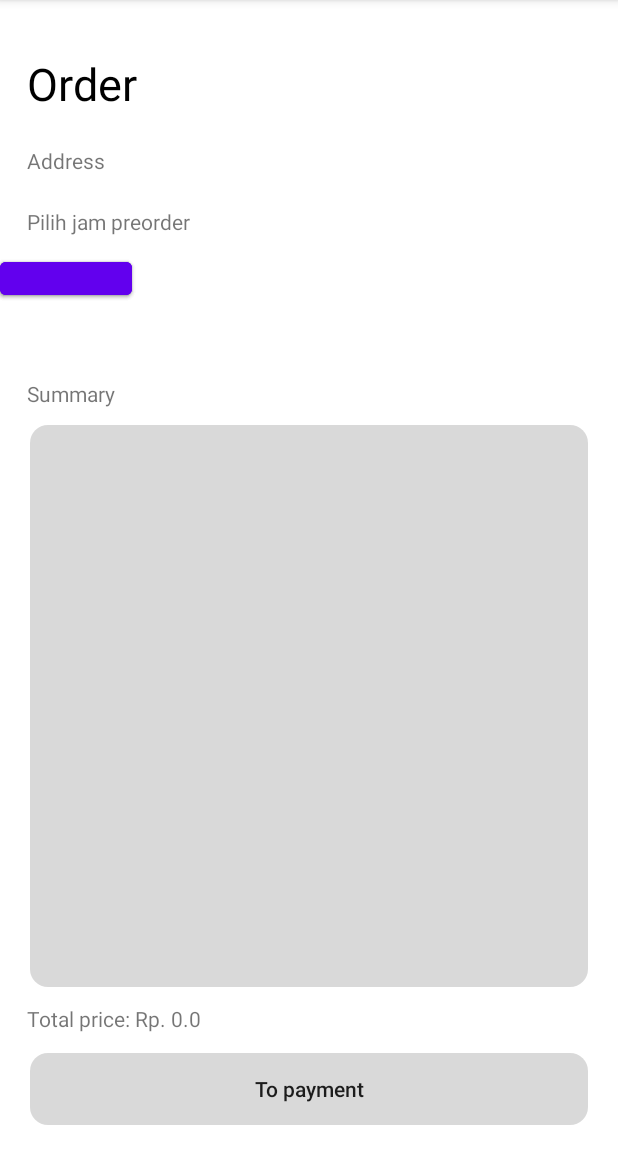
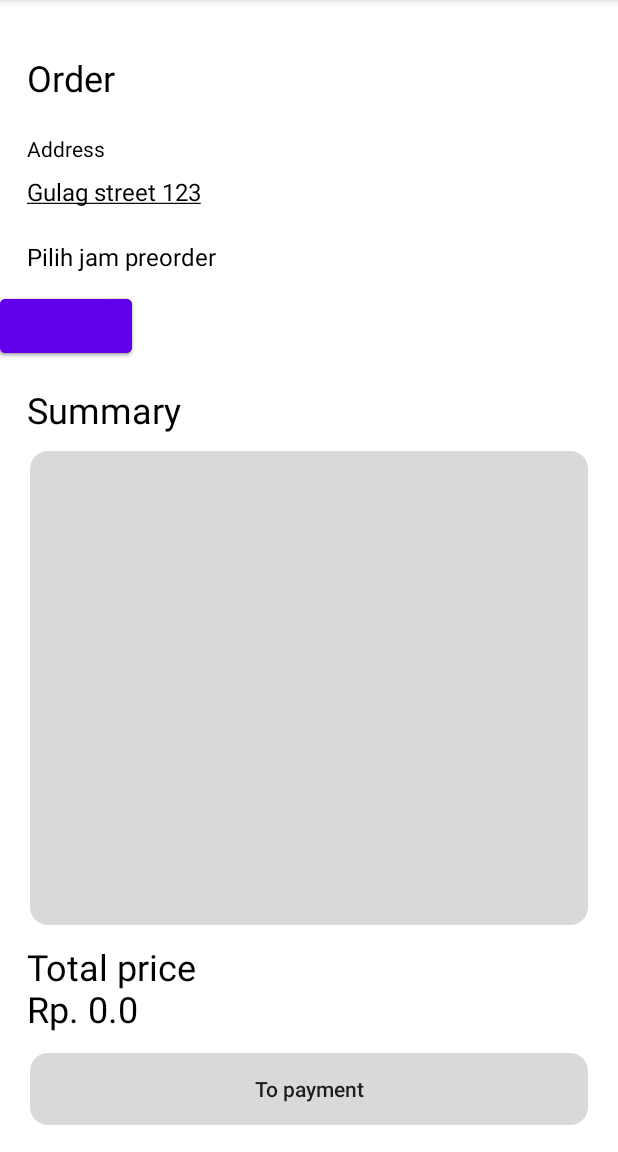
Before and after one commit to michaelwijaya2810/recipe-app-thesis, an Android app: the OrderActivity screen opened directly, with no data from a screen before it, on a phone screen of 412 x 824 dp, the part 84-1236 px from its top. Run offline under Robolectric (Android 15) with nearby library versions, the phone set to English and light mode, and no system bars; our stand-ins replace FlexboxLayout; plain views replace ThemedButton, ThemedToggleButtonGroup.

Commit message:
change and clean order page UI and data to match figma design

```diff
--- a/app/src/main/java/com/irmwrs/recipeapp/OrderActivity.java
+++ b/app/src/main/java/com/irmwrs/recipeapp/OrderActivity.java
@@ -3,6 +3,7 @@ package com.irmwrs.recipeapp;
 import androidx.appcompat.app.AppCompatActivity;
 
 import android.content.Intent;
+import android.graphics.Paint;
 import android.os.Bundle;
 import android.widget.TextView;
 
@@ -15,17 +16,20 @@ public class OrderActivity extends AppCompatActivity {
         super.onCreate(savedInstanceState);
         setContentView(R.layout.activity_order);
 
-        TextView tvQty = findViewById(R.id.tvQty);
-        TextView tvName = findViewById(R.id.tvName);
+        TextView tvAddress = findViewById(R.id.tvAddress);
+        tvAddress.setPaintFlags(tvAddress.getPaintFlags() | Paint.UNDERLINE_TEXT_FLAG);
+        //sample data
+        tvAddress.setText("Gulag street 123");
+
+        TextView tvQtyAndName = findViewById(R.id.tvQtyAndName);
         TextView tvPrice = findViewById(R.id.tvPrice);
         TextView tvTotalPrice2 = findViewById(R.id.tvTotalPrice2);
 
         Intent intent = getIntent();
 
-        tvQty.setText(intent.getStringExtra("qty"));
-        tvName.setText(intent.getStringExtra("name"));
+        tvQtyAndName.setText(intent.getStringExtra("qty_name"));
         tvPrice.setText(intent.getStringExtra("price"));
-        String totalPrice = "Total price: Rp. " + intent.getDoubleExtra("total", 0);
+        String totalPrice = "Total price\nRp. " + intent.getDoubleExtra("total", 0);
         tvTotalPrice2.setText(totalPrice);
     }
 }
--- a/app/src/main/res/layout/activity_cart.xml
+++ b/app/src/main/res/layout/activity_cart.xml
@@ -15,7 +15,7 @@
         android:layout_marginTop="24dp"
         android:text="@string/cart"
         android:textColor="@color/black"
-        android:textSize="30dp"
+        android:textSize="24dp"
         app:layout_constraintStart_toStartOf="parent"
         app:layout_constraintTop_toTopOf="parent" />
 
@@ -25,8 +25,8 @@
         android:layout_height="wrap_content"
         android:layout_marginStart="28dp"
         android:layout_marginTop="19dp"
-        android:text="Selected"
         android:textColor="@color/black"
+        android:textSize="14dp"
         app:layout_constraintStart_toStartOf="parent"
         app:layout_constraintTop_toBottomOf="@+id/textView" />
 
@@ -50,6 +50,7 @@
         android:layout_marginStart="18dp"
         android:layout_marginBottom="13dp"
         android:textColor="@color/black"
+        android:textSize="24dp"
         app:layout_constraintBottom_toTopOf="@+id/btnOrder"
         app:layout_constraintStart_toStartOf="parent" />
 
--- a/app/src/main/res/layout/activity_order.xml
+++ b/app/src/main/res/layout/activity_order.xml
@@ -16,19 +16,32 @@
         android:layout_marginTop="24dp"
         android:text="@string/order"
         android:textColor="@color/black"
-        android:textSize="30dp"
+        android:textSize="24dp"
         app:layout_constraintStart_toStartOf="parent"
         app:layout_constraintTop_toTopOf="parent" />
+
+    <TextView
+        android:id="@+id/textView5"
+        android:layout_width="wrap_content"
+        android:layout_height="wrap_content"
+        android:layout_marginStart="18dp"
+        android:layout_marginTop="21dp"
+        android:text="Address"
+        android:textColor="@color/black"
+        android:textSize="14dp"
+        app:layout_constraintStart_toStartOf="parent"
+        app:layout_constraintTop_toBottomOf="@+id/textView2" />
 
     <TextView
         android:id="@+id/tvAddress"
         android:layout_width="wrap_content"
         android:layout_height="wrap_content"
         android:layout_marginStart="18dp"
-        android:layout_marginTop="21dp"
-        android:text="Address"
+        android:layout_marginTop="8dp"
+        android:textColor="@color/black"
+        android:textSize="16dp"
         app:layout_constraintStart_toStartOf="parent"
-        app:layout_constraintTop_toBottomOf="@+id/textView2" />
+        app:layout_constraintTop_toBottomOf="@id/textView5" />
 
     <TextView
         android:id="@+id/textView3"
@@ -37,6 +50,8 @@
         android:layout_marginStart="18dp"
         android:layout_marginTop="21dp"
         android:text="@string/pilih_jam_preorder"
+        android:textColor="@color/black"
+        android:textSize="16dp"
         app:layout_constraintStart_toStartOf="parent"
         app:layout_constraintTop_toBottomOf="@+id/tvAddress" />
 
@@ -55,21 +70,29 @@
         <nl.bryanderidder.themedtogglebuttongroup.ThemedButton
             android:id="@+id/btn1"
             android:layout_width="wrap_content"
-            android:layout_height="34dp"
-            app:toggle_text="     Pagi     " />
+            android:layout_height="wrap_content"
+            app:toggle_text="Pagi (06:00-11:00)"
+            app:toggle_textColor="@color/black"
+            app:toggle_textSize="12dp"
+            app:toggle_padding="5dp"/>
 
         <nl.bryanderidder.themedtogglebuttongroup.ThemedButton
             android:id="@+id/btn2"
             android:layout_width="wrap_content"
-            android:layout_height="34dp"
-            app:toggle_text="     Siang     " />
-        />
+            android:layout_height="wrap_content"
+            app:toggle_text="Siang (11:00-14:00)"
+            app:toggle_textColor="@color/black"
+            app:toggle_textSize="12dp"
+            app:toggle_padding="5dp"/>
 
         <nl.bryanderidder.themedtogglebuttongroup.ThemedButton
             android:id="@+id/btn3"
             android:layout_width="wrap_content"
-            android:layout_height="34dp"
-            app:toggle_text="     Sore     " />
+            android:layout_height="wrap_content"
+            app:toggle_text="Sore (14:00-18:00)"
+            app:toggle_textColor="@color/black"
+            app:toggle_textSize="12dp"
+            app:toggle_padding="5dp" />
 
     </nl.bryanderidder.themedtogglebuttongroup.ThemedToggleButtonGroup>
 
@@ -78,8 +101,10 @@
         android:layout_width="wrap_content"
         android:layout_height="wrap_content"
         android:layout_marginStart="18dp"
-        android:layout_marginTop="50dp"
+        android:layout_marginTop="15dp"
         android:text="@string/summary"
+        android:textColor="@color/black"
+        android:textSize="24dp"
         app:layout_constraintStart_toStartOf="parent"
         app:layout_constraintTop_toBottomOf="@+id/time" />
 
@@ -102,25 +127,25 @@
         <com.google.android.flexbox.FlexboxLayout
             android:layout_width="match_parent"
             android:layout_height="match_parent"
-            app:justifyContent="space_between">
+            app:justifyContent="space_between"
+            android:padding="5dp">
 
             <TextView
-                android:id="@+id/tvQty"
+                android:id="@+id/tvQtyAndName"
                 android:layout_width="wrap_content"
                 android:layout_height="wrap_content"
-                android:text="QTY" />
-
-            <TextView
-                android:id="@+id/tvName"
-                android:layout_width="wrap_content"
-                android:layout_height="wrap_content"
-                android:text="Name" />
+                android:text="QTY"
+                android:textColor="@color/black"
+                android:textSize="16dp"/>
 
             <TextView
                 android:id="@+id/tvPrice"
                 android:layout_width="wrap_content"
                 android:layout_height="wrap_content"
-                android:text="Price" />
+                android:text="Price"
+                android:textAlignment="textEnd"
+                android:textColor="@color/black"
+                android:textSize="16dp"/>
 
         </com.google.android.flexbox.FlexboxLayout>
     </ScrollView>
@@ -131,6 +156,8 @@
         android:layout_height="wrap_content"
         android:layout_marginStart="18dp"
         android:layout_marginBottom="13dp"
+        android:textColor="@color/black"
+        android:textSize="24dp"
         app:layout_constraintBottom_toTopOf="@+id/btnToPayment"
         app:layout_constraintStart_toStartOf="parent" />
 
```
Also changed, not shown: app/src/main/java/com/irmwrs/recipeapp/CartActivity.java (+19 -30 lines), app/src/main/java/com/irmwrs/recipeapp/CartAdapter.java (+7 -0 lines).
